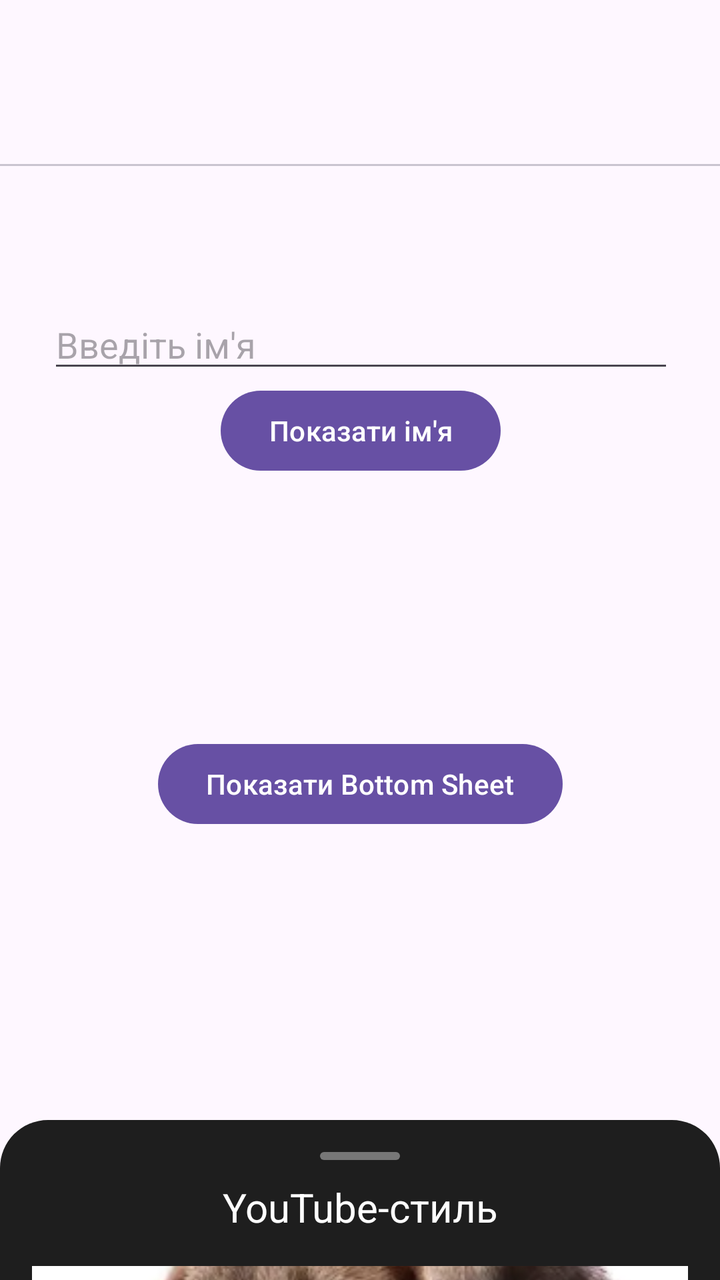
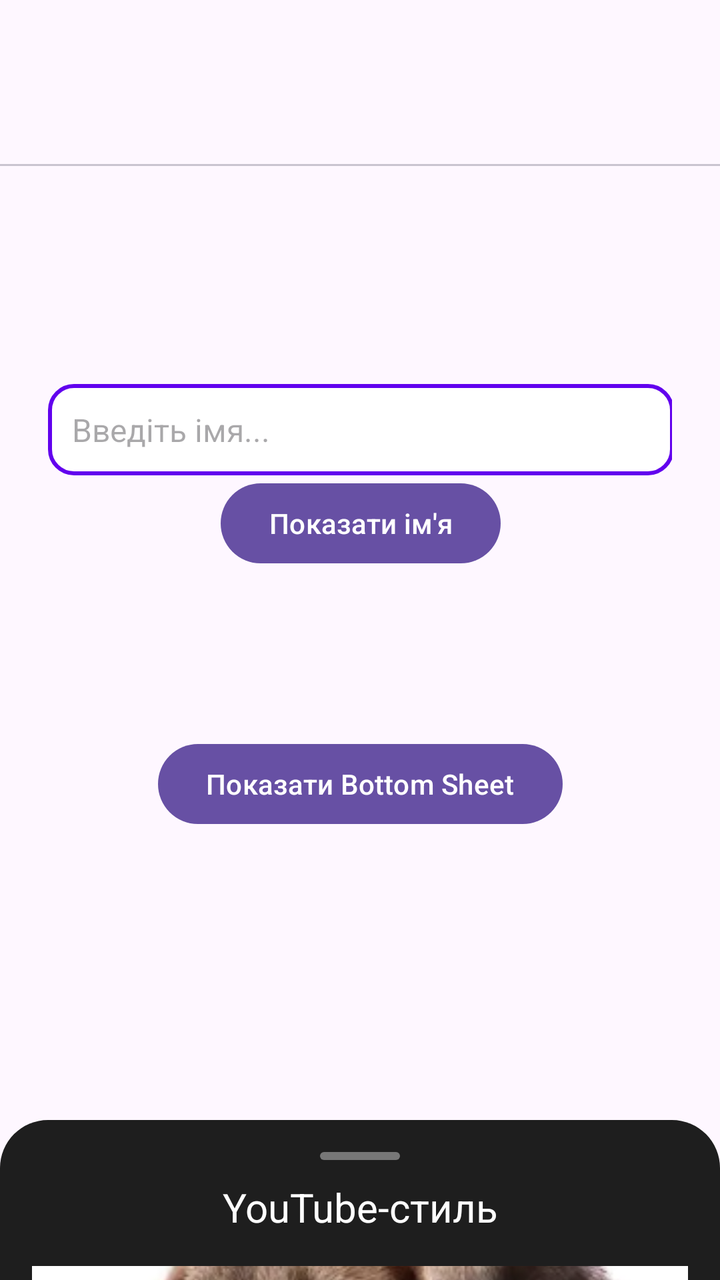

The first picture is an Android layout as it rendered before a commit; the second is the same layout after the commit. The layout source and the unified diff follow.
<!-- AndroidManifest.xml: application theme Theme.LearnTestComplete -->
<!-- res/layout/activity_main.xml -->
<?xml version="1.0" encoding="utf-8"?>
<androidx.coordinatorlayout.widget.CoordinatorLayout
    xmlns:android="http://schemas.android.com/apk/res/android"
    xmlns:app="http://schemas.android.com/apk/res-auto"
    xmlns:tools="http://schemas.android.com/tools"
    android:layout_width="match_parent"
    android:layout_height="match_parent"
    tools:context=".MainActivity">

    <LinearLayout
        android:id="@+id/linerPager"
        android:layout_width="match_parent"
        android:layout_height="150dp"
        android:orientation="vertical">

        <com.google.android.material.tabs.TabLayout
            android:id="@+id/tabLayout"
            android:layout_width="match_parent"
            android:layout_height="wrap_content"
            android:layout_marginTop="35dp"
            app:tabIndicatorColor="@color/black"
            app:tabSelectedTextColor="@color/black"
            app:tabTextColor="@color/darker_gray" />

        <androidx.viewpager2.widget.ViewPager2
            android:id="@+id/viewPager"
            android:layout_width="match_parent"
            android:layout_height="100dp"
            android:layout_weight="1" />
    </LinearLayout>

    <androidx.constraintlayout.widget.ConstraintLayout
        android:layout_width="match_parent"
        android:layout_height="match_parent"
        android:padding="24dp">

        <androidx.fragment.app.FragmentContainerView
            android:id="@+id/fragmentContainer"
            android:layout_width="match_parent"
            android:layout_height="0dp"
            app:layout_constraintEnd_toEndOf="parent"
            app:layout_constraintStart_toStartOf="parent"
            app:layout_constraintTop_toTopOf="parent" />

        <Button
            android:id="@+id/btnShowSheet"
            android:layout_width="wrap_content"
            android:layout_height="wrap_content"
            android:gravity="center"
            android:text="Показати Bottom Sheet"
            android:layout_marginBottom="200dp"
            app:layout_constraintBottom_toBottomOf="parent"
            app:layout_constraintEnd_toEndOf="parent"
            app:layout_constraintStart_toStartOf="parent" />

        <LinearLayout
            android:id="@+id/linearEdit"
            android:layout_width="345dp"
            android:layout_height="234dp"
            android:orientation="vertical"
            android:gravity="center|top"
            android:padding="16dp"
            app:layout_constraintBottom_toTopOf="@+id/btnShowSheet"
            app:layout_constraintEnd_toEndOf="parent"
            app:layout_constraintStart_toStartOf="parent">

            <EditText
                android:id="@+id/editTextName"
                android:layout_width="match_parent"
                android:layout_height="wrap_content"
                android:hint="Введіть ім'я"
                android:inputType="textPersonName" />

            <Button
                android:id="@+id/buttonShow"
                android:layout_width="wrap_content"
                android:layout_height="wrap_content"
                android:text="Показати ім'я" />

            <TextView
                android:id="@+id/textViewResult"
                android:layout_width="wrap_content"
                android:layout_height="wrap_content"
                android:text=""
                android:textSize="18sp" />

        </LinearLayout>


    </androidx.constraintlayout.widget.ConstraintLayout>

    <LinearLayout
        android:id="@+id/bottomSheet"
        android:layout_width="match_parent"
        android:layout_height="400dp"
        android:background="@drawable/bg_bottom_sheet"
        android:orientation="vertical"
        android:padding="16dp"
        app:behavior_hideable="true"
        app:behavior_peekHeight="80dp"
        app:layout_behavior="com.google.android.material.bottomsheet.BottomSheetBehavior"
        app:layout_anchorGravity="bottom">

        <View
            android:layout_width="40dp"
            android:layout_height="4dp"
            android:layout_gravity="center"
            android:layout_marginBottom="10dp"
            android:background="@drawable/bg_drag_indicator" />

        <TextView
            android:id="@+id/tvTitle"
            android:layout_width="match_parent"
            android:layout_height="wrap_content"
            android:gravity="center"
            android:text="YouTube-стиль"
            android:textColor="@android:color/white"
            android:textSize="20sp" />

        <ImageView
            android:id="@+id/ivThumbnail"
            android:layout_width="match_parent"
            android:layout_height="200dp"
            android:layout_marginTop="16dp"
            android:scaleType="centerCrop"
            android:src="@drawable/dog" />

        <TextView
            android:id="@+id/tvDescription"
            android:layout_width="match_parent"
            android:layout_height="wrap_content"
            android:layout_marginTop="12dp"
            android:scaleType="centerCrop"
            android:text="BottomSheet BottomSheet BottomSheet BottomSheet BottomSheet BottomSheet BottomSheet BottomSheet BottomSheet BottomSheet BottomSheet BottomSheet"
            android:textColor="@android:color/white" />
    </LinearLayout>
</androidx.coordinatorlayout.widget.CoordinatorLayout>
<!-- resources referenced by this layout -->
<resources>
  <color name="black">#FF000000</color>
  <!-- drawable bg_bottom_sheet (drawable) -->
  <?xml version="1.0" encoding="utf-8"?>
  <shape xmlns:android="http://schemas.android.com/apk/res/android"
      android:shape="rectangle">
      <solid android:color="#1E1E1E" />
      <corners android:topLeftRadius="24dp" android:topRightRadius="24dp" />
      <padding android:left="16dp" android:right="16dp" android:top="8dp" android:bottom="16dp"/>
  </shape>
  <!-- drawable bg_drag_indicator (drawable) -->
  <?xml version="1.0" encoding="utf-8"?>
  <shape xmlns:android="http://schemas.android.com/apk/res/android"
      android:shape="rectangle">
      <solid android:color="#777" />
      <corners android:radius="2dp" />
  </shape>
  <!-- drawable dog: png bitmap (drawable, 141887 bytes) -->
  <style name="Theme.LearnTestComplete" parent="Base.Theme.LearnTestComplete" />
  <style name="Base.Theme.LearnTestComplete" parent="Theme.Material3.DayNight.NoActionBar">
          
          
      </style>
</resources>

<!-- the commit's change to res/layout/activity_main.xml (unified diff, before → after) -->
@@ -30,9 +30,12 @@
     </LinearLayout>
 
     <androidx.constraintlayout.widget.ConstraintLayout
+        android:id="@+id/constraintLayout"
         android:layout_width="match_parent"
         android:layout_height="match_parent"
-        android:padding="24dp">
+        android:padding="24dp"
+        app:layout_anchor="@+id/constraintLayout"
+        app:layout_anchorGravity="center">
 
         <androidx.fragment.app.FragmentContainerView
             android:id="@+id/fragmentContainer"
@@ -46,9 +49,9 @@
             android:id="@+id/btnShowSheet"
             android:layout_width="wrap_content"
             android:layout_height="wrap_content"
+            android:layout_marginBottom="200dp"
             android:gravity="center"
             android:text="Показати Bottom Sheet"
-            android:layout_marginBottom="200dp"
             app:layout_constraintBottom_toBottomOf="parent"
             app:layout_constraintEnd_toEndOf="parent"
             app:layout_constraintStart_toStartOf="parent" />
@@ -57,8 +60,8 @@
             android:id="@+id/linearEdit"
             android:layout_width="345dp"
             android:layout_height="234dp"
+            android:gravity="center"
             android:orientation="vertical"
-            android:gravity="center|top"
             android:padding="16dp"
             app:layout_constraintBottom_toTopOf="@+id/btnShowSheet"
             app:layout_constraintEnd_toEndOf="parent"
@@ -68,8 +71,11 @@
                 android:id="@+id/editTextName"
                 android:layout_width="match_parent"
                 android:layout_height="wrap_content"
-                android:hint="Введіть ім'я"
-                android:inputType="textPersonName" />
+                android:background="@drawable/edit_text_background"
+                android:hint="Введіть імя..."
+                android:inputType="text"
+                android:padding="12dp"
+                android:textSize="16sp" />
 
             <Button
                 android:id="@+id/buttonShow"
<!-- resource entries referenced after the edit -->
@@ -17,6 +17,14 @@
       <corners android:radius="2dp" />
   </shape>
   <!-- drawable dog: png bitmap (drawable, 141887 bytes) -->
+  <!-- drawable edit_text_background (drawable) -->
+  <shape xmlns:android="http://schemas.android.com/apk/res/android"
+      android:shape="rectangle">
+      <solid android:color="#FFFFFF" />
+      <corners android:radius="12dp" />
+      <stroke android:width="2dp" android:color="#6200EE" />
+      <padding android:left="12dp" android:right="12dp" />
+  </shape>
   <style name="Theme.LearnTestComplete" parent="Base.Theme.LearnTestComplete" />
   <style name="Base.Theme.LearnTestComplete" parent="Theme.Material3.DayNight.NoActionBar">
           
